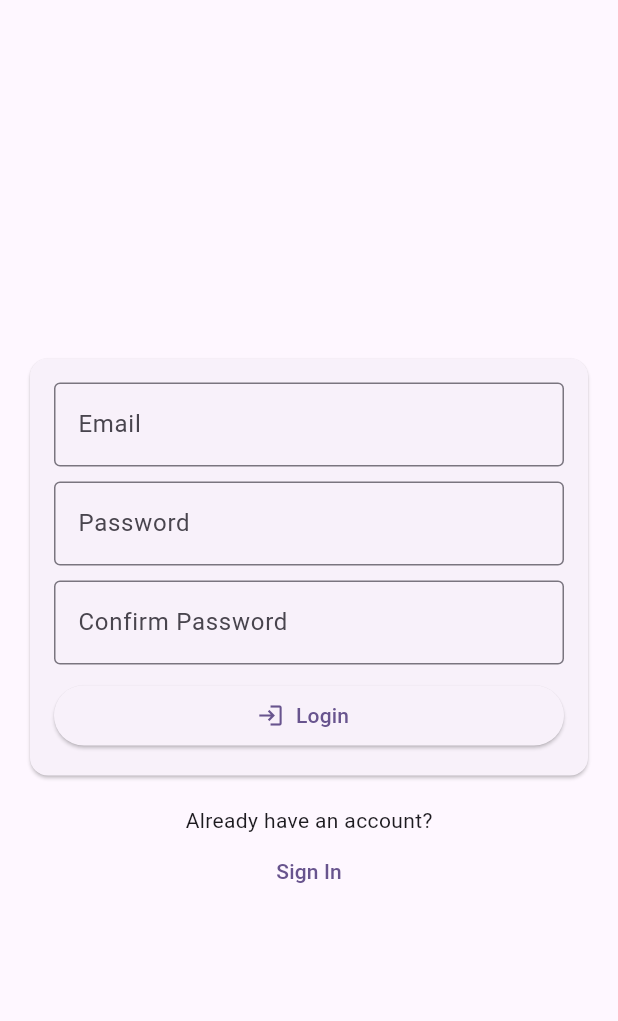
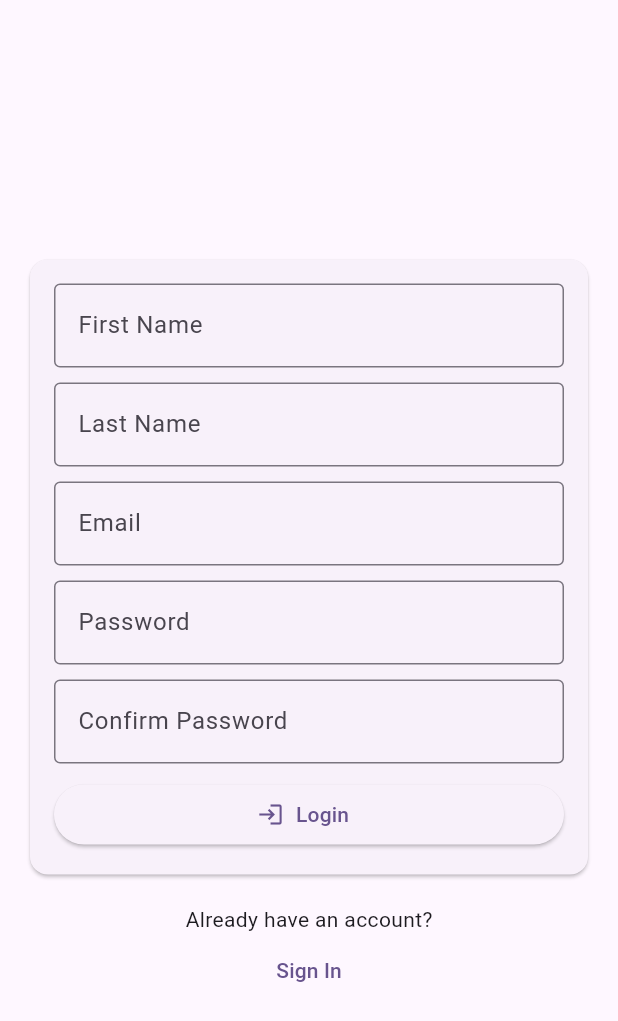
Before and after one commit to JuicyJuice1100/boulder_league_app, a Flutter app: the SignUpScreen screen opened by its route, on a phone screen of 412 x 824 dp. Shown: the top 1021 px of the screen. Run offline on Flutter 3.47's test engine with Material 3 defaults, Android fonts, the phone set to English and light mode, and no system bars; drawn by our look-alikes of flutter_form_builder, toastification; our stand-ins replace cloud_firestore, firebase_auth, firebase_core, form_builder_validators; accounts and stored records are empty; statements that could not run were skipped.

Commit message:
generated some models; initialized service; may need to re-architect this to work with state management

```diff
--- a/lib/components/sign_up_card.dart
+++ b/lib/components/sign_up_card.dart
@@ -54,6 +54,30 @@ class SignUpCardFormState extends State<SignUpCardForm> {
             key: _signUpFormKey,
             child: Column(
               children: [
+                FormBuilderTextField(
+                  name: 'firstName',
+                  decoration: InputDecoration(
+                    border: OutlineInputBorder(),
+                    labelText: 'First Name'
+                  ),
+                  validator: FormBuilderValidators.compose([
+                    FormBuilderValidators.required(),
+                    FormBuilderValidators.firstName()
+                  ])
+                ),
+                SizedBox(height: 10),
+                FormBuilderTextField(
+                  name: 'lastName',
+                  decoration: InputDecoration(
+                    border: OutlineInputBorder(),
+                    labelText: 'Last Name'
+                  ),
+                  validator: FormBuilderValidators.compose([
+                    FormBuilderValidators.required(),
+                    FormBuilderValidators.lastName()
+                  ])
+                ),
+                SizedBox(height: 10),
                 FormBuilderTextField(
                   name: 'email',
                   decoration: InputDecoration(
--- a/lib/main.dart
+++ b/lib/main.dart
@@ -1,10 +1,10 @@
 import 'package:boulder_league_app/app_global.dart';
 import 'package:boulder_league_app/auth_provider.dart';
-import 'package:boulder_league_app/components/login_card.dart';
 import 'package:boulder_league_app/screens/home.dart';
 import 'package:boulder_league_app/screens/login.dart';
 import 'package:boulder_league_app/screens/signup.dart';
 import 'package:boulder_league_app/services/auth_service.dart';
+import 'package:cloud_firestore/cloud_firestore.dart';
 import 'package:firebase_auth/firebase_auth.dart';
 import 'package:flutter/material.dart';
 import 'package:firebase_core/firebase_core.dart';
@@ -16,6 +16,10 @@ void main() async {
 
   await Firebase.initializeApp(
     options: DefaultFirebaseOptions.currentPlatform,
+  );
+
+  FirebaseFirestore.instance.settings = const Settings(
+    persistenceEnabled: true
   );
 
   runApp(const MyApp());
--- /dev/null
+++ b/lib/models/boulder.dart
@@ -0,0 +1,29 @@
+class Boulder {
+  final String id;
+  final String name;
+  final String grade;
+  final DateTime setAt;
+  final DateTime removedAt;
+
+  Boulder({
+    required this.id,
+    required this.name,
+    required this.grade,
+    required this.setAt,
+    required this.removedAt
+  });
+}
+
+class CompletedBoulder {
+  final String boulderId;
+  final DateTime completedAt;
+  final int attempts;
+  final num score;
+
+  CompletedBoulder({
+    required this.boulderId,
+    required this.completedAt,
+    required this.attempts,
+    required this.score
+  });
+}
--- /dev/null
+++ b/lib/models/permission.dart
@@ -0,0 +1,9 @@
+class Permission {
+  final int id;
+  final String name;
+
+  Permission({
+    required this.id,
+    required this.name
+  });
+}
--- /dev/null
+++ b/lib/models/role.dart
@@ -0,0 +1,13 @@
+import 'package:boulder_league_app/models/permission.dart';
+
+class Role {
+  final int id;
+  final String name;
+  final List<Map<String, Permission>> permissions;
+
+  Role({
+    required this.id,
+    required this.name,
+    required this.permissions
+  });
+}
--- /dev/null
+++ b/lib/models/user.dart
@@ -0,0 +1,43 @@
+import 'package:boulder_league_app/models/boulder.dart';
+import 'package:boulder_league_app/models/meta_data.dart';
+
+class User {
+  final String uid;
+  final String email;
+  final String firstName;
+  final String lastName;
+  final String roleId;
+  final List<Map<String, CompletedBoulder>> completedBoulders;
+  final MetaData? metaData;
+
+  User({
+    required this.uid,
+    required this.email,
+    required this.firstName,
+    required this.lastName,
+    required this.roleId,
+    required this.completedBoulders,
+    this.metaData
+  });
+
+  User.fromJson(Map<String, dynamic> json)
+    : uid = json['uid'] as String,
+      email = json['email'] as String,
+      firstName = json['firstName'] as String,
+      lastName = json['lastName'] as String,
+      roleId = json['roleId'] as String,
+      completedBoulders = json['completedBoulders'] as List<Map<String, CompletedBoulder>>,
+      metaData = json['metaData'] as MetaData;
+
+  Map<String, dynamic> toJson() {
+    return {
+      'uid': uid,
+      'email': email,
+      'firstName': firstName,
+      'lastName': lastName,
+      'roleId': roleId,
+      'completedBoulders': completedBoulders,
+      'metaData': metaData
+    };
+  }
+}
--- a/pubspec.yaml
+++ b/pubspec.yaml
@@ -39,6 +39,7 @@ dependencies:
   flutter_form_builder: ^10.0.1
   form_builder_validators: ^11.1.2
   toastification: ^3.0.2
+  cloud_firestore: ^5.6.5
 
 dev_dependencies:
   flutter_test:
```
Also changed, not shown: lib/models/meta_data.dart (added, +11 -0 lines), lib/services/user_service.dart (added, +46 -0 lines), pubspec.lock, 3 other files.
